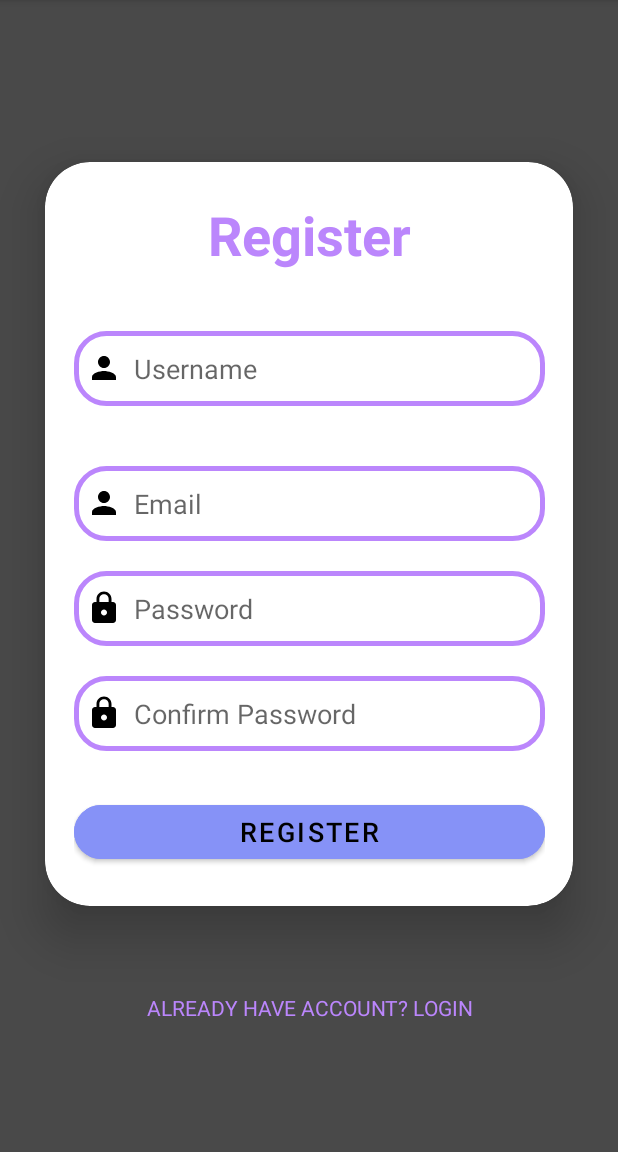
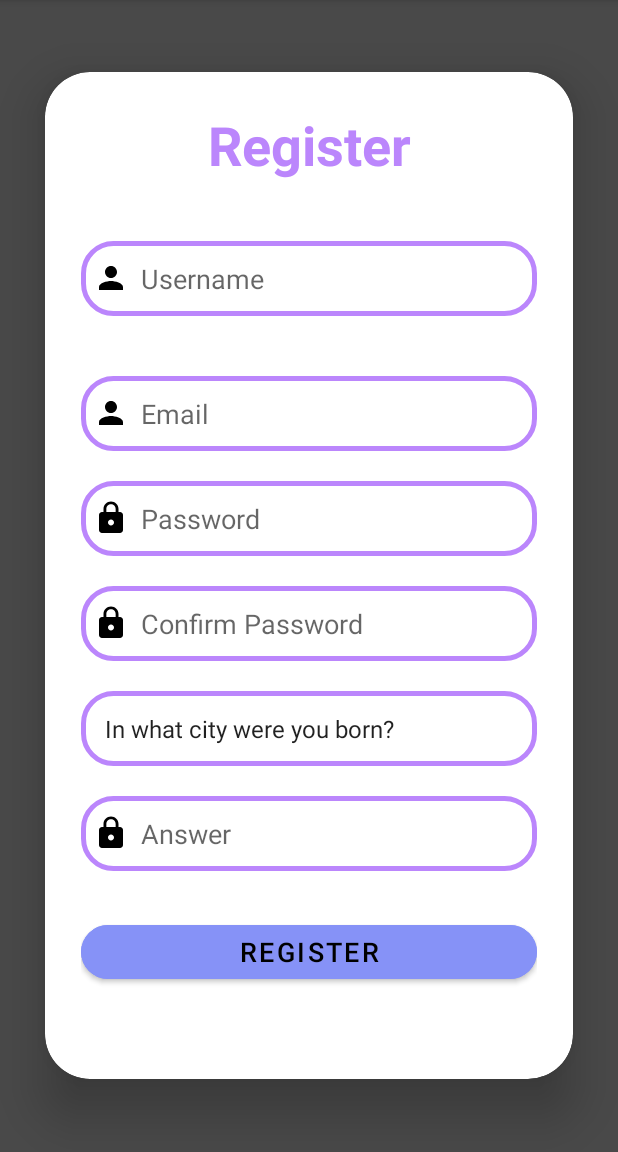
Before and after one commit to ankit00010/HabitTracker, an Android app: the Register_user screen opened directly, with no data from a screen before it, on a phone screen of 412 x 824 dp, the part 84-1236 px from its top. Run offline under Robolectric (Android 15) with nearby library versions, the light colour scheme and no system bars.

Commit message:
Security questions layout

```diff
--- a/app/src/main/res/layout/activity_register_user.xml
+++ b/app/src/main/res/layout/activity_register_user.xml
@@ -20,8 +20,8 @@
         app:cardElevation="20dp">
 
         <LinearLayout
-            android:layout_width="362dp"
-            android:layout_height="496dp"
+            android:layout_width="match_parent"
+            android:layout_height="671dp"
             android:layout_gravity="center"
             android:orientation="vertical"
             android:padding="24dp">
@@ -36,6 +36,7 @@
 
                 android:textSize="36sp"
                 android:textStyle="bold" />
+
 
             <EditText
                 android:id="@+id/username"
@@ -65,7 +66,6 @@
                 android:textColor="@color/black"
                 android:textColorHighlight="@color/cardview_dark_background" />
 
-
             <EditText
                 android:id="@+id/password"
                 android:layout_width="match_parent"
@@ -94,6 +94,35 @@
                 android:textColor="@color/black"
                 android:textColorHighlight="@color/cardview_dark_background" />
 
+            <Spinner
+                android:id="@+id/securityques"
+                android:layout_width="match_parent"
+                android:layout_height="50dp"
+                android:layout_marginTop="20dp"
+                android:background="@drawable/custom_textfile"
+                android:drawableLeft="@drawable/ic_baseline_lock_24"
+                android:drawablePadding="8dp"
+                android:entries="@array/security_questions"
+                android:isScrollContainer="true"
+                android:padding="8dp"
+                android:textColor="@color/black"
+                android:textColorHighlight="@color/cardview_dark_background" />
+
+
+            <EditText
+                android:id="@+id/securityans"
+                android:layout_width="match_parent"
+                android:layout_height="50dp"
+                android:layout_marginTop="20dp"
+                android:background="@drawable/custom_textfile"
+                android:drawableLeft="@drawable/ic_baseline_lock_24"
+                android:drawablePadding="8dp"
+                android:hint="Answer"
+                android:inputType="textPassword"
+                android:padding="8dp"
+                android:textColor="@color/black"
+                android:textColorHighlight="@color/cardview_dark_background" />
+
             <Button
                 android:id="@+id/btnsignup"
                 android:layout_width="match_parent"
@@ -103,9 +132,6 @@
                 android:text="Register"
                 android:textSize="18sp"
                 app:cornerRadius="20sp" />
-
-        </LinearLayout>
-    </androidx.cardview.widget.CardView>
 
             <TextView
                 android:id="@+id/signinText"
@@ -118,5 +144,8 @@
                 android:textColor="@color/purple_200"
                 android:textSize="14sp" />
 
+        </LinearLayout>
+    </androidx.cardview.widget.CardView>
+
 
 </LinearLayout>
--- /dev/null
+++ b/app/src/main/res/values/security_questions.xml
@@ -0,0 +1,9 @@
+<?xml version="1.0" encoding="utf-8"?>
+<resources>
+    <string-array name="security_questions">
+        <item>In what city were you born?</item>
+        <item>What is your favorite sport?</item>
+        <item>What is your favorite fruit?</item>
+        <item>What is your favorite animal?</item>
+    </string-array>
+</resources>
```
Lines whose indentation alone changed are shown as unchanged.
